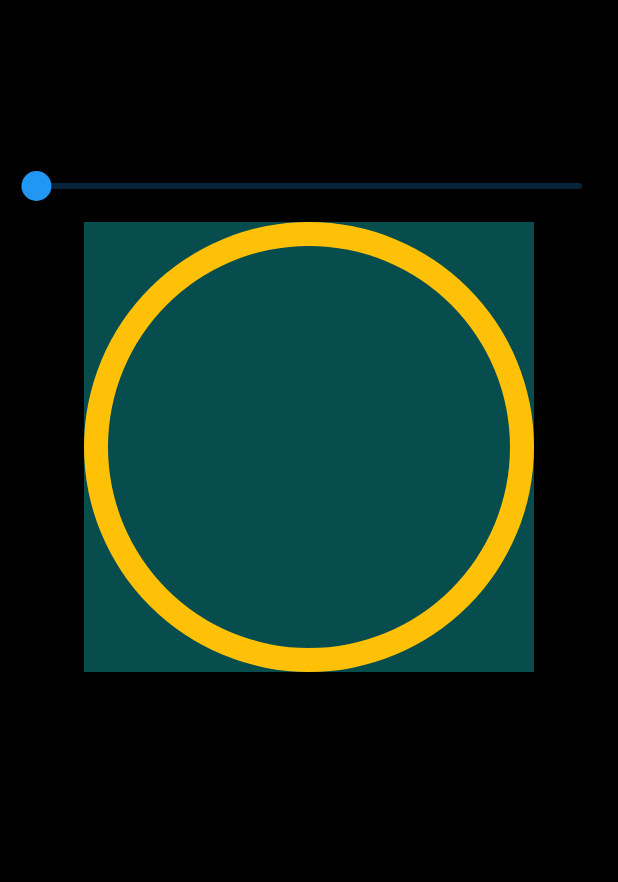
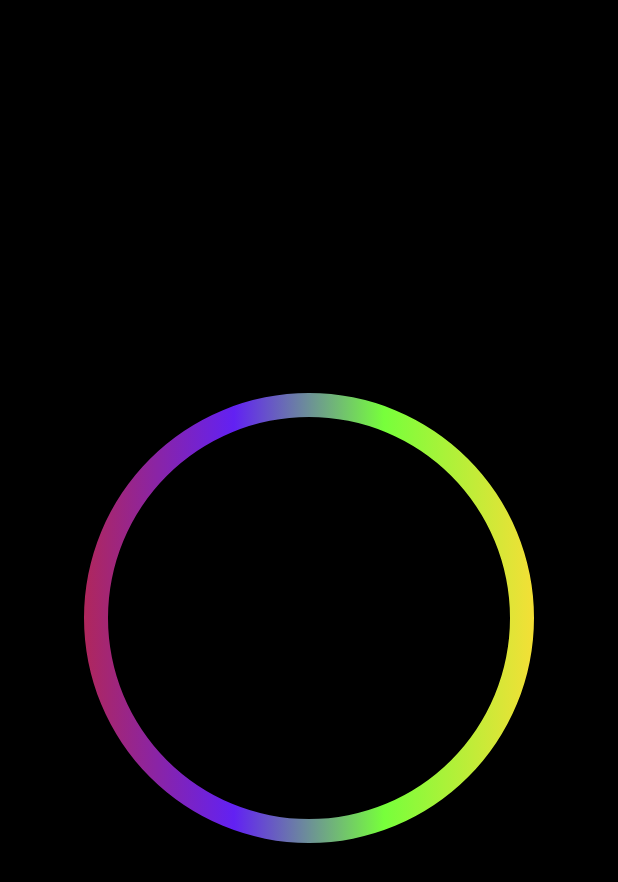
Before and after one commit to yeasin50/space_craft, a Flutter app: the screen it shows after launch, on a phone screen of 412 x 824 dp. Shown: the top 882 px of the screen. Run offline on Flutter 3.47's test engine with Material 2 defaults, Android fonts, the phone set to English and light mode, and no system bars; our stand-ins replace assets_audio_player, flutter_riverpod.

Commit message:
neon-color-animated

````diff
--- a/lib/app.dart
+++ b/lib/app.dart
@@ -1,4 +1,5 @@
 import 'package:flutter/material.dart';
+import 'package:space_craft/constants/color_palette.dart';
 import 'package:space_craft/screens/start/start.screen.dart';
 
 import 'package:space_craft/utils/utils.dart';
@@ -8,6 +9,7 @@ import 'screens/on_play/on_play.dart';
 import 'screens/on_play/on_play.screen.dart';
 import 'screens/on_play/widgets/widgets.dart';
 import 'utils/ring_path.dart';
+import 'widget/neon_rign.dart';
 
 class App extends StatelessWidget {
   const App({Key? key}) : super(key: key);
@@ -38,33 +40,18 @@ class _TestCasesState extends State<_TestCases> {
   Widget build(BuildContext context) {
     return Scaffold(
       backgroundColor: Colors.black,
-      body: Column(
-        children: [
-          SizedBox(
-            height: 100,
-          ),
-          Slider(
-            value: sliderVal,
-            max: 250,
-            onChanged: (value) {
-              debugPrint("slider value $value");
-              setState(() {
-                sliderVal = value;
-              });
-            },
-          ),
-          Container(
-            color: Colors.cyanAccent.withOpacity(.3),
-            child: ClipPath(
-              clipper: RingPath(),
-              child: Container(
-                color: Colors.amber,
-                width: 300,
-                height: 300,
-              ),
+      body: Center(
+        child: Column(
+          mainAxisAlignment: MainAxisAlignment.center,
+          children: [
+            NeonRingWidget(
+              key: UniqueKey(),
+              colorSet: colorSet0,
+              radius: 150,
+              frameThickness: 16,
             ),
-          ),
-        ],
+          ],
+        ),
       ),
     );
   }
--- a/lib/widget/neon_rign.dart
+++ b/lib/widget/neon_rign.dart
@@ -1,3 +1,5 @@
+import 'dart:async';
+
 import 'package:flutter/material.dart';
 
 import '../utils/utils.dart';
@@ -15,7 +17,7 @@ import '../utils/utils.dart';
 /// ...
 ///```
 
-/// animated colorfull rign widget that will be `width=height=radius*2`. change colors based on [duration] you provide, default `Duration(seconds: 2)` with `Curves.ease`
+/// animated colorfull rign widget that will be `width=height=radius*2`. change colors based on [duration] you provide, default `Duration(milliseconds: 150),` with `Curves.ease`
 class NeonRingWidget extends StatefulWidget {
   /// rign radius, use to draw circle[Container],
   final double radius;
@@ -23,7 +25,7 @@ class NeonRingWidget extends StatefulWidget {
   /// ColorSet that will change over time using[changeColorHue]
   final List<Color> colorSet;
 
-  ///Duration of animation default=`Duration(seconds: 2)`
+  ///Duration of animation default=`Duration(milliseconds: 150),`
   final Duration duration;
 
   /// default Curve= `Curves.ease`
@@ -35,7 +37,7 @@ class NeonRingWidget extends StatefulWidget {
   const NeonRingWidget({
     Key? key,
     required this.colorSet,
-    this.duration = const Duration(seconds: 2),
+    this.duration = const Duration(milliseconds: 150),
     this.curve = Curves.ease,
     this.frameThickness,
     required this.radius,
@@ -46,18 +48,51 @@ class NeonRingWidget extends StatefulWidget {
 }
 
 class _NeonRingWidgetState extends State<NeonRingWidget> {
+  Timer? _timer;
+
+  late List<Color> colorSet;
+
+  @override
+  void initState() {
+    super.initState();
+    _initColorTransformation();
+  }
+
+  void _initColorTransformation() {
+    colorSet = widget.colorSet; // for 1st build, `.toList()` to create new one
+
+    _timer = Timer.periodic(
+      widget.duration,
+      (timer) {
+        setState(() {
+          colorSet = colorSet
+              .map(
+                (color) => changeColorHue(
+                  color: color,
+                  increaseBy: 1,
+                ),
+              )
+              .toList();
+        });
+      },
+    );
+  }
+
+  @override
+  void dispose() {
+    _timer?.cancel();
+    super.dispose();
+  }
+
   @override
   Widget build(BuildContext context) {
     return ClipPath(
       clipper: RingPath(),
       child: Container(
+        //todo:add blur
         decoration: BoxDecoration(
           gradient: LinearGradient(
-            colors: [
-              ...widget.colorSet.map(
-                (c) => changeColorHue(color: c, increaseBy: 1),
-              )
-            ],
+            colors: colorSet,
           ),
         ),
         width: widget.radius * 2,
````
